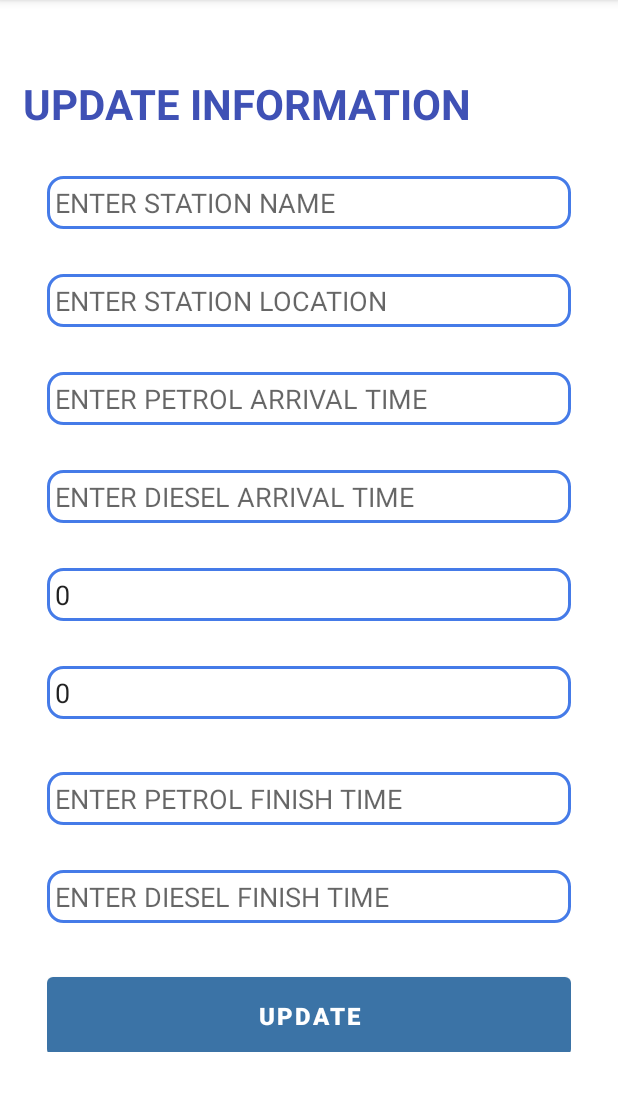
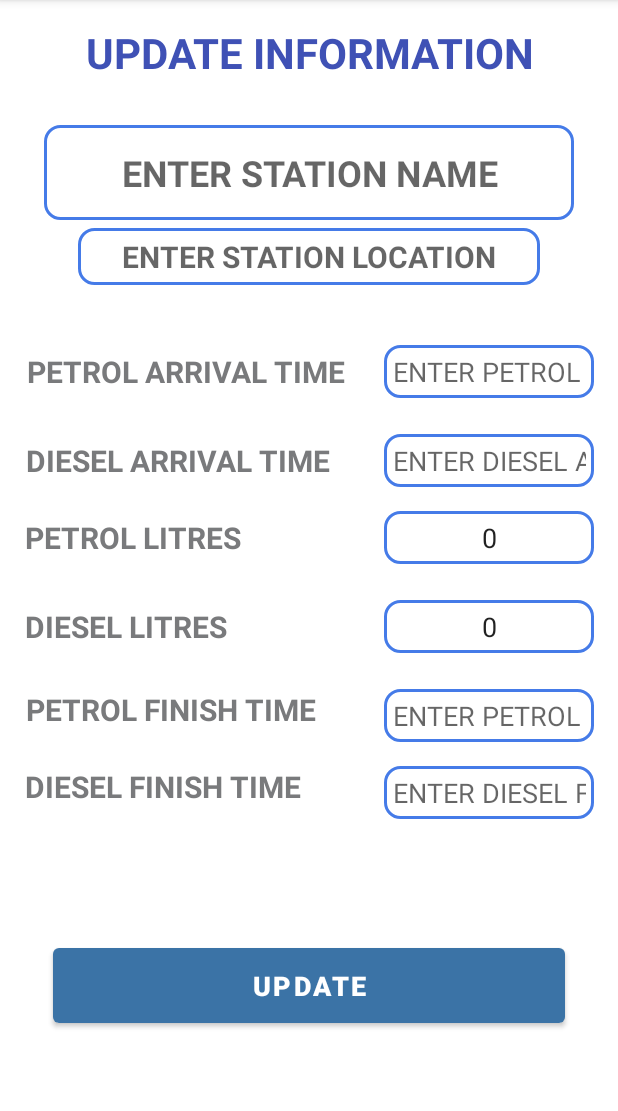
Before and after one commit to ShehaniWageesha/Fuel-Queue-Management-System, an Android app: the UpdateStation screen opened directly, with no data from a screen before it, on a phone screen of 412 x 824 dp, the part 84-1195 px from its top. Run offline under Robolectric (Android 15) with nearby library versions, the phone set to English and light mode, and no system bars.

Commit message:
Issues Fixed

```diff
--- a/fuelqtrack/app/src/main/java/com/example/fuelqtrack/AddStation.java
+++ b/fuelqtrack/app/src/main/java/com/example/fuelqtrack/AddStation.java
@@ -7,7 +7,9 @@ import android.os.Bundle;
 import android.os.Handler;
 import android.view.View;
 import android.widget.Button;
+import android.widget.CompoundButton;
 import android.widget.EditText;
+import android.widget.Switch;
 import android.widget.Toast;
 
 import com.example.fuelqtrack.API.ApiFuel;
@@ -21,8 +23,8 @@ import retrofit2.Response;
 public class AddStation extends AppCompatActivity {
 
     EditText stationName, address, petrolarival, dieselarrival, petrolLiters, dieselLiters, pfinishTime, dfinishTime;
+    Button save;
 
-    Button save;
     @Override
     protected void onCreate(Bundle savedInstanceState) {
         super.onCreate(savedInstanceState);
--- a/fuelqtrack/app/src/main/java/com/example/fuelqtrack/ServiceRegisterActivity.java
+++ b/fuelqtrack/app/src/main/java/com/example/fuelqtrack/ServiceRegisterActivity.java
@@ -16,7 +16,7 @@ import com.example.fuelqtrack.Models.OwnerModel;
 import com.example.fuelqtrack.Models.UserModel;
 
 public class ServiceRegisterActivity extends AppCompatActivity {
-    EditText username, mobile,nic, stationName, stationLocation, conPass, password;
+    EditText username, mobile, nic, stationName, conPass, password;
     Button lgviewbtn, registerbtn;
     TextView vehicleReg;
     @Override
@@ -32,7 +32,6 @@ public class ServiceRegisterActivity extends AppCompatActivity {
         conPass = findViewById(R.id.editTextTextPersonName4s);
         nic = findViewById(R.id.nictxt);
         stationName = findViewById(R.id.statN);
-        stationLocation = findViewById(R.id.statL);
         vehicleReg = findViewById(R.id.textView22);
 
         vehicleReg.setOnClickListener(new View.OnClickListener() {
@@ -61,7 +60,6 @@ public class ServiceRegisterActivity extends AppCompatActivity {
                         ownerModel.setPassword(password.getText().toString());
                         ownerModel.setNic(nic.getText().toString());
                         ownerModel.setStationName(stationName.getText().toString());
-                        ownerModel.setStationLocation(stationLocation.getText().toString());
                         ownerModel.setNumber(mobile.getText().toString());
                         ownerModel.setName(username.getText().toString());
                         OwnerModel temp = ownerDB.checkUsername(username.getText().toString());
--- a/fuelqtrack/app/src/main/java/com/example/fuelqtrack/UpdateStation.java
+++ b/fuelqtrack/app/src/main/java/com/example/fuelqtrack/UpdateStation.java
@@ -22,7 +22,6 @@ import retrofit2.Response;
 public class UpdateStation extends AppCompatActivity {
 
     EditText stationName, address, petrolarival, dieselarrival, petrolLiters, dieselLiters, pfinishTime, dfinishTime;
-
     Button btnUpdate;
     @Override
     protected void onCreate(Bundle savedInstanceState) {
--- a/fuelqtrack/app/src/main/java/com/example/fuelqtrack/ViewQueueActivity.java
+++ b/fuelqtrack/app/src/main/java/com/example/fuelqtrack/ViewQueueActivity.java
@@ -39,8 +39,8 @@ public class ViewQueueActivity extends AppCompatActivity {
         van=findViewById(R.id.textView26);
         plit=findViewById(R.id.textView16);
         dlit=findViewById(R.id.textView18);
-        petbtn = findViewById(R.id.update);
-        disbtn = findViewById(R.id.button3);
+        petbtn=findViewById(R.id.update);
+        disbtn=findViewById(R.id.button3);
 
         Calendar calendar = Calendar.getInstance();
         SimpleDateFormat format = new SimpleDateFormat("HH:mm");
--- a/fuelqtrack/app/src/main/res/layout/activity_add_station.xml
+++ b/fuelqtrack/app/src/main/res/layout/activity_add_station.xml
@@ -23,8 +23,8 @@
 
     <LinearLayout
         android:id="@+id/linearLayout4"
-        android:layout_width="362dp"
-        android:layout_height="571dp"
+        android:layout_width="385dp"
+        android:layout_height="590dp"
         android:orientation="vertical"
         app:layout_constraintEnd_toEndOf="parent"
         app:layout_constraintStart_toStartOf="parent"
@@ -117,7 +117,7 @@
             android:id="@+id/ftimeD"
             android:layout_width="match_parent"
             android:layout_height="wrap_content"
-            android:layout_marginBottom="25dp"
+            android:layout_marginBottom="5dp"
             android:background="@drawable/et_round"
             android:ems="10"
             android:hint="ENTER DIESEL FINISH TIME"
--- a/fuelqtrack/app/src/main/res/layout/activity_service_register.xml
+++ b/fuelqtrack/app/src/main/res/layout/activity_service_register.xml
@@ -86,7 +86,7 @@
             android:layout_marginBottom="8dp"
             android:background="@drawable/et_round"
             android:ems="10"
-            android:hint="ENTER YOUR STATION"
+            android:hint="ENTER YOUR STATION NAME"
             android:inputType="text"
             android:padding="10dp" />
 
--- a/fuelqtrack/app/src/main/res/layout/activity_update_station.xml
+++ b/fuelqtrack/app/src/main/res/layout/activity_update_station.xml
@@ -6,135 +6,246 @@
     android:layout_height="match_parent"
     tools:context=".UpdateStation">
 
+    <EditText
+        android:id="@+id/editTextTextPersonName6u"
+        android:layout_width="353dp"
+        android:layout_height="63dp"
+
+        android:background="@drawable/et_round"
+        android:ems="10"
+        android:hint="ENTER STATION NAME"
+        android:inputType="textPersonName"
+        android:padding="5dp"
+        android:textAlignment="center"
+        android:textColor="#696A6C"
+        android:textSize="24sp"
+        android:textStyle="bold"
+        app:layout_constraintEnd_toEndOf="parent"
+        app:layout_constraintStart_toStartOf="parent"
+        app:layout_constraintTop_toBottomOf="@+id/textView3" />
+
+    <EditText
+        android:id="@+id/editTextTextPersonName8u"
+        android:layout_width="308dp"
+        android:layout_height="38dp"
+        android:layout_marginTop="5dp"
+
+        android:background="@drawable/et_round"
+        android:ems="10"
+        android:hint="ENTER STATION LOCATION"
+        android:inputType="textPersonName"
+        android:padding="5dp"
+        android:textAlignment="center"
+        android:textColor="#696A6C"
+        android:textSize="20sp"
+        android:textStyle="bold"
+        app:layout_constraintEnd_toEndOf="parent"
+        app:layout_constraintStart_toStartOf="parent"
+        app:layout_constraintTop_toBottomOf="@+id/editTextTextPersonName6u" />
+
+    <Button
+        android:id="@+id/button6u"
+        android:layout_width="341dp"
+        android:layout_height="62dp"
+        android:text="Update"
+        android:textSize="18sp"
+        android:textStyle="bold"
+        app:layout_constraintBottom_toBottomOf="parent"
+        app:layout_constraintEnd_toEndOf="parent"
+        app:layout_constraintStart_toStartOf="parent"
+        app:layout_constraintTop_toBottomOf="@+id/df" />
+
     <TextView
         android:id="@+id/textView3"
         android:layout_width="355dp"
         android:layout_height="67dp"
+        android:layout_marginTop="16dp"
         android:text="UPDATE INFORMATION"
+        android:textAlignment="center"
         android:textColor="#3F51B5"
         android:textSize="28sp"
         android:textStyle="bold"
-        app:layout_constraintBottom_toTopOf="@+id/linearLayout3"
         app:layout_constraintEnd_toEndOf="parent"
-        app:layout_constraintHorizontal_bias="0.271"
+        app:layout_constraintHorizontal_bias="0.517"
         app:layout_constraintStart_toStartOf="parent"
-        app:layout_constraintTop_toTopOf="parent"
-        app:layout_constraintVertical_bias="1.0" />
+        app:layout_constraintTop_toTopOf="parent" />
 
-    <LinearLayout
-        android:id="@+id/linearLayout3"
-        android:layout_width="349dp"
-        android:layout_height="584dp"
-        android:layout_marginTop="50dp"
-        android:orientation="vertical"
-        app:layout_constraintBottom_toBottomOf="parent"
-        app:layout_constraintEnd_toEndOf="parent"
+    <TextView
+        android:id="@+id/textView27"
+        android:layout_width="wrap_content"
+        android:layout_height="wrap_content"
+        android:layout_marginTop="44dp"
+        android:text="PETROL ARRIVAL TIME"
+        android:textColor="#797A7C"
+        android:textSize="20sp"
+        android:textStyle="bold"
+        app:layout_constraintEnd_toStartOf="@+id/editTextTextPersonName11u"
+        app:layout_constraintHorizontal_bias="0.41"
         app:layout_constraintStart_toStartOf="parent"
-        app:layout_constraintTop_toTopOf="parent">
+        app:layout_constraintTop_toBottomOf="@+id/editTextTextPersonName8u" />
 
+    <TextView
+        android:id="@+id/textView29"
+        android:layout_width="wrap_content"
+        android:layout_height="wrap_content"
+        android:layout_marginTop="24dp"
+        android:text="PETROL LITRES"
+        android:textColor="#797A7C"
+        android:textSize="20sp"
+        android:textStyle="bold"
+        app:layout_constraintEnd_toStartOf="@+id/editTextTextPersonName13u"
+        app:layout_constraintHorizontal_bias="0.148"
+        app:layout_constraintStart_toStartOf="parent"
+        app:layout_constraintTop_toBottomOf="@+id/textView28" />
+
+    <TextView
+        android:id="@+id/textView30"
+        android:layout_width="wrap_content"
+        android:layout_height="wrap_content"
+        android:layout_marginTop="32dp"
+        android:text="DIESEL LITRES"
+        android:textColor="#797A7C"
+        android:textSize="20sp"
+        android:textStyle="bold"
+        app:layout_constraintEnd_toStartOf="@+id/editTextTextPersonName14u"
+        app:layout_constraintHorizontal_bias="0.135"
+        app:layout_constraintStart_toStartOf="parent"
+        app:layout_constraintTop_toBottomOf="@+id/textView29" />
+
+    <TextView
+        android:id="@+id/textView34"
+        android:layout_width="wrap_content"
+        android:layout_height="wrap_content"
+        android:layout_marginTop="28dp"
+        android:text="PETROL FINISH TIME"
+        android:textColor="#797A7C"
+        android:textSize="20sp"
+        android:textStyle="bold"
+        app:layout_constraintEnd_toStartOf="@+id/pf"
+        app:layout_constraintHorizontal_bias="0.275"
+        app:layout_constraintStart_toStartOf="parent"
+        app:layout_constraintTop_toBottomOf="@+id/textView30" />
+
+    <TextView
+        android:id="@+id/textView35"
+        android:layout_width="wrap_content"
+        android:layout_height="wrap_content"
+        android:layout_marginTop="24dp"
+        android:text="DIESEL FINISH TIME"
+        android:textColor="#797A7C"
+        android:textSize="20sp"
+        android:textStyle="bold"
+        app:layout_constraintEnd_toStartOf="@+id/df"
+        app:layout_constraintHorizontal_bias="0.235"
+        app:layout_constraintStart_toStartOf="parent"
+        app:layout_constraintTop_toBottomOf="@+id/textView34" />
 
     <EditText
-            android:id="@+id/editTextTextPersonName6u"
-            android:layout_width="match_parent"
+        android:id="@+id/editTextTextPersonName13u"
+        android:layout_width="140dp"
         android:layout_height="wrap_content"
-            android:layout_marginBottom="30dp"
+
+        android:layout_marginTop="16dp"
+        android:layout_marginEnd="16dp"
         android:background="@drawable/et_round"
         android:ems="10"
-
-            android:hint="ENTER STATION NAME"
-            android:inputType="textPersonName"
-            android:padding="5dp" />
+        android:hint="ENTER PETROL LITERS"
+        android:inputType="number"
+        android:padding="5dp"
+        android:textAlignment="center"
+        app:layout_constraintEnd_toEndOf="parent"
+        app:layout_constraintTop_toBottomOf="@+id/editTextTextPersonName12u" />
 
     <EditText
-            android:id="@+id/editTextTextPersonName8u"
-            android:layout_width="match_parent"
+        android:id="@+id/editTextTextPersonName14u"
+        android:layout_width="140dp"
         android:layout_height="wrap_content"
-            android:layout_marginBottom="30dp"
+
+        android:layout_marginTop="24dp"
+        android:layout_marginEnd="16dp"
         android:background="@drawable/et_round"
         android:ems="10"
+        android:hint="ENTER DIESEL LITERS"
+        android:inputType="number"
+        android:padding="5dp"
+        android:textAlignment="center"
+        app:layout_constraintEnd_toEndOf="parent"
+        app:layout_constraintTop_toBottomOf="@+id/editTextTextPersonName13u" />
 
-            android:hint="ENTER STATION LOCATION"
+    <EditText
+        android:id="@+id/pf"
+        android:layout_width="140dp"
+        android:layout_height="wrap_content"
+        android:layout_marginTop="24dp"
+        android:layout_marginEnd="16dp"
+        android:background="@drawable/et_round"
+        android:ems="10"
+        android:hint="ENTER PETROL FINISH TIME"
         android:inputType="textPersonName"
-            android:padding="5dp" />
+        android:padding="5dp"
+        android:textAlignment="center"
+        app:layout_constraintEnd_toEndOf="parent"
+        app:layout_constraintTop_toBottomOf="@+id/editTextTextPersonName14u" />
 
+    <EditText
+        android:id="@+id/df"
+        android:layout_width="140dp"
+        android:layout_height="wrap_content"
+        android:layout_marginTop="16dp"
+        android:layout_marginEnd="16dp"
+        android:background="@drawable/et_round"
+
+        android:ems="10"
+        android:hint="ENTER DIESEL FINISH TIME"
+        android:inputType="textPersonName"
+        android:padding="5dp"
+        android:textAlignment="center"
+        app:layout_constraintEnd_toEndOf="parent"
+        app:layout_constraintTop_toBottomOf="@+id/pf" />
+
+    <EditText
+        android:id="@+id/editTextTextPersonName12u"
+        android:layout_width="140dp"
+        android:layout_height="wrap_content"
+        android:layout_marginTop="24dp"
+        android:layout_marginEnd="16dp"
+        android:background="@drawable/et_round"
+
+        android:ems="10"
+        android:hint="ENTER DIESEL ARRIVAL TIME"
+        android:inputType="textPersonName"
+        android:padding="5dp"
+        android:textAlignment="center"
+        app:layout_constraintEnd_toEndOf="parent"
+        app:layout_constraintTop_toBottomOf="@+id/editTextTextPersonName11u" />
 
     <EditText
         android:id="@+id/editTextTextPersonName11u"
-            android:layout_width="match_parent"
+        android:layout_width="140dp"
         android:layout_height="wrap_content"
-            android:layout_marginBottom="30dp"
+        android:layout_marginTop="40dp"
+        android:layout_marginEnd="16dp"
         android:background="@drawable/et_round"
         android:ems="10"
         android:hint="ENTER PETROL ARRIVAL TIME"
         android:inputType="textPersonName"
-            android:padding="5dp" />
+        android:padding="5dp"
+        android:textAlignment="center"
+        app:layout_constraintEnd_toEndOf="parent"
+        app:layout_constraintTop_toBottomOf="@+id/editTextTextPersonName8u" />
 
-        <EditText
-            android:id="@+id/editTextTextPersonName12u"
-            android:layout_width="match_parent"
+    <TextView
+        android:id="@+id/textView28"
+        android:layout_width="wrap_content"
         android:layout_height="wrap_content"
-            android:layout_marginBottom="30dp"
-            android:background="@drawable/et_round"
-            android:ems="10"
-            android:hint="ENTER DIESEL ARRIVAL TIME"
-            android:inputType="textPersonName"
-
-            android:padding="5dp" />
-
-        <EditText
-            android:id="@+id/editTextTextPersonName13u"
-            android:layout_width="match_parent"
-            android:layout_height="wrap_content"
-
-            android:layout_marginBottom="30dp"
-            android:background="@drawable/et_round"
-            android:ems="10"
-            android:hint="ENTER PETROL LITERS"
-            android:inputType="number"
-            android:padding="5dp" />
-
-        <EditText
-            android:id="@+id/editTextTextPersonName14u"
-            android:layout_width="match_parent"
-            android:layout_height="wrap_content"
-            android:layout_marginBottom="35dp"
-
-            android:background="@drawable/et_round"
-            android:ems="10"
-            android:hint="ENTER DIESEL LITERS"
-            android:inputType="number"
-            android:padding="5dp" />
-
-        <EditText
-            android:id="@+id/pf"
-            android:layout_width="match_parent"
-            android:layout_height="wrap_content"
-            android:layout_marginBottom="30dp"
-            android:background="@drawable/et_round"
-            android:ems="10"
-            android:hint="ENTER PETROL FINISH TIME"
-            android:inputType="textPersonName"
-            android:padding="5dp" />
-
-        <EditText
-            android:id="@+id/df"
-            android:layout_width="match_parent"
-            android:layout_height="wrap_content"
-            android:layout_marginBottom="30dp"
-            android:background="@drawable/et_round"
-            android:ems="10"
-            android:hint="ENTER DIESEL FINISH TIME"
-            android:inputType="textPersonName"
-
-            android:padding="5dp" />
-
-        <Button
-            android:id="@+id/button6u"
-            android:layout_width="match_parent"
-            android:layout_height="64dp"
-            android:text="Update"
-            android:textSize="16sp"
-            android:textStyle="bold" />
-    </LinearLayout>
+        android:layout_marginTop="32dp"
+        android:text="DIESEL ARRIVAL TIME"
+        android:textColor="#797A7C"
+        android:textSize="20sp"
+        android:textStyle="bold"
+        app:layout_constraintEnd_toStartOf="@+id/editTextTextPersonName12u"
+        app:layout_constraintHorizontal_bias="0.326"
+        app:layout_constraintStart_toStartOf="parent"
+        app:layout_constraintTop_toBottomOf="@+id/textView27" />
 
 </androidx.constraintlayout.widget.ConstraintLayout>
```
Also changed, not shown: 1 other file. Lines whose indentation alone changed are shown as unchanged.
